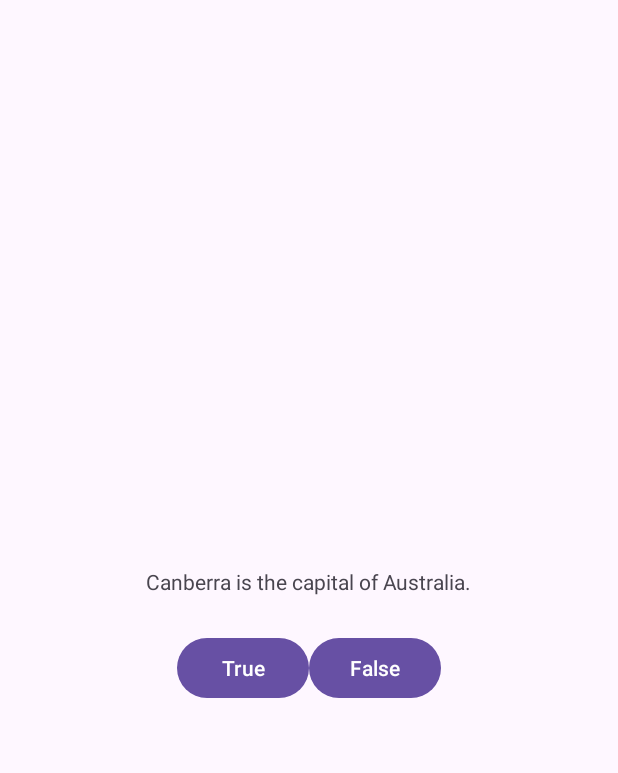
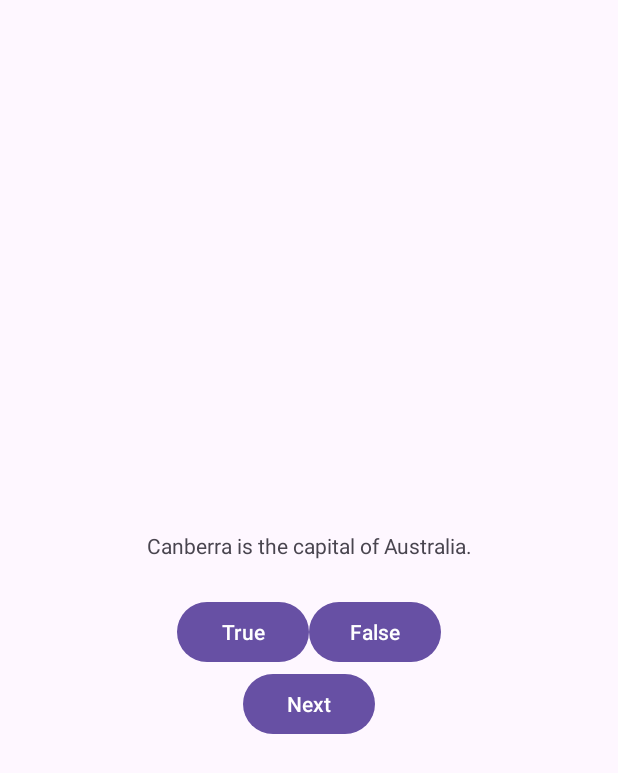
Before and after one commit to ingee/android-programming, an Android app: the layout activity_main.xml on its own in the app's theme, with its tools: preview values and no code run, on a phone screen of 412 x 824 dp. Shown: the top 773 px of the screen. Run offline under Robolectric (Android 15) with nearby library versions, the phone set to English and light mode, and no system bars.

```diff
--- a/GeoQuiz/app/build.gradle.kts
+++ b/GeoQuiz/app/build.gradle.kts
@@ -26,6 +26,9 @@ android {
             )
         }
     }
+    buildFeatures {
+        viewBinding = true
+    }
     compileOptions {
         sourceCompatibility = JavaVersion.VERSION_11
         targetCompatibility = JavaVersion.VERSION_11
--- /dev/null
+++ b/GeoQuiz/app/src/main/java/com/bignerdranch/android/geoquiz/Question.kt
@@ -0,0 +1,5 @@
+package com.bignerdranch.android.geoquiz
+
+import androidx.annotation.StringRes
+
+data class Question(@StringRes val textResId: Int, val answer: Boolean)
--- a/GeoQuiz/app/src/main/res/layout/activity_main.xml
+++ b/GeoQuiz/app/src/main/res/layout/activity_main.xml
@@ -1,18 +1,20 @@
 <?xml version="1.0" encoding="utf-8"?>
 <LinearLayout
     xmlns:android="http://schemas.android.com/apk/res/android"
+    xmlns:tools="http://schemas.android.com/tools"
     xmlns:app="http://schemas.android.com/apk/res-auto"
-    xmlns:tools="http://schemas.android.com/tools"
     android:layout_width="match_parent"
     android:layout_height="match_parent"
     android:gravity="center"
     android:orientation="vertical">
 
     <TextView
+        android:id="@+id/question_text_view"
         android:layout_width="wrap_content"
         android:layout_height="wrap_content"
+        android:gravity="center"
         android:padding="24dp"
-        android:text="@string/question_text"/>
+        tools:text="@string/question_australia"/>
 
     <LinearLayout
         android:layout_width="wrap_content"
@@ -31,4 +33,10 @@
             android:layout_height="wrap_content"
             android:text="@string/false_button"/>
     </LinearLayout>
+
+    <Button
+        android:layout_width="wrap_content"
+        android:layout_height="wrap_content"
+        android:text="@string/next_button"
+        android:id="@+id/next_button"/>
 </LinearLayout>
--- a/GeoQuiz/app/src/main/res/values/strings.xml
+++ b/GeoQuiz/app/src/main/res/values/strings.xml
@@ -1,8 +1,14 @@
 <resources>
     <string name="app_name">GeoQuiz</string>
-    <string name="question_text">Canberra is the capital of Australia.</string>
+    <string name="question_australia">Canberra is the capital of Australia.</string>
+    <string name="question_oceans">The Pacific Ocean is larger than the Atlantic Ocean.</string>
+    <string name="question_mideast">The Suez Canal connects the Red Sea and the Indian Ocean.</string>
+    <string name="question_africa">The source of Nile River is in Egypt.</string>
+    <string name="question_america">The Amazon River is the longest river in the Americas.</string>
+    <string name="question_asia">Lake Baikal is the world\'s oldest and deepest freshwater lake.</string>
     <string name="true_button">True</string>
     <string name="false_button">False</string>
+    <string name="next_button">Next</string>
     <string name="correct_toast">Correct!</string>
     <string name="incorrect_toast">Incorrect!</string>
 </resources>
```
Also changed, not shown: GeoQuiz/app/src/main/java/com/bignerdranch/android/geoquiz/MainActivity.kt (+43 -18 lines).
